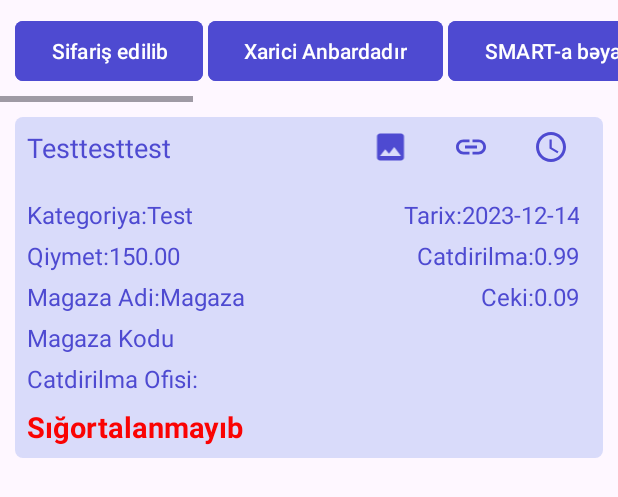
After one commit to ImranMelikov0/Zipex, an Android app: the layout order_item_row.xml on its own in the app's theme, with its tools: preview values and no code run, on a phone screen of 412 x 824 dp. The commit adds this screen. Shown: the top 497 px of the screen. Run offline under Robolectric (Android 15) with nearby library versions, the phone set to English and light mode, and no system bars.

Commit message:
order design ended

```diff
--- /dev/null
+++ b/app/src/main/res/drawable/baseline_access_time_24.xml
@@ -0,0 +1,6 @@
+<vector android:height="24dp" android:tint="#4E4AD1"
+    android:viewportHeight="24" android:viewportWidth="24"
+    android:width="24dp" xmlns:android="http://schemas.android.com/apk/res/android">
+    <path android:fillColor="@android:color/white" android:pathData="M11.99,2C6.47,2 2,6.48 2,12s4.47,10 9.99,10C17.52,22 22,17.52 22,12S17.52,2 11.99,2zM12,20c-4.42,0 -8,-3.58 -8,-8s3.58,-8 8,-8 8,3.58 8,8 -3.58,8 -8,8z"/>
+    <path android:fillColor="@android:color/white" android:pathData="M12.5,7H11v6l5.25,3.15 0.75,-1.23 -4.5,-2.67z"/>
+</vector>
--- /dev/null
+++ b/app/src/main/res/drawable/baseline_image_24.xml
@@ -0,0 +1,5 @@
+<vector android:height="24dp" android:tint="#4E4AD1"
+    android:viewportHeight="24" android:viewportWidth="24"
+    android:width="24dp" xmlns:android="http://schemas.android.com/apk/res/android">
+    <path android:fillColor="@android:color/white" android:pathData="M21,19V5c0,-1.1 -0.9,-2 -2,-2H5c-1.1,0 -2,0.9 -2,2v14c0,1.1 0.9,2 2,2h14c1.1,0 2,-0.9 2,-2zM8.5,13.5l2.5,3.01L14.5,12l4.5,6H5l3.5,-4.5z"/>
+</vector>
--- /dev/null
+++ b/app/src/main/res/drawable/baseline_link.xml
@@ -0,0 +1,5 @@
+<vector android:height="24dp" android:tint="#4E4AD1"
+    android:viewportHeight="24" android:viewportWidth="24"
+    android:width="24dp" xmlns:android="http://schemas.android.com/apk/res/android">
+    <path android:fillColor="@android:color/white" android:pathData="M3.9,12c0,-1.71 1.39,-3.1 3.1,-3.1h4L11,7L7,7c-2.76,0 -5,2.24 -5,5s2.24,5 5,5h4v-1.9L7,15.1c-1.71,0 -3.1,-1.39 -3.1,-3.1zM8,13h8v-2L8,11v2zM17,7h-4v1.9h4c1.71,0 3.1,1.39 3.1,3.1s-1.39,3.1 -3.1,3.1h-4L13,17h4c2.76,0 5,-2.24 5,-5s-2.24,-5 -5,-5z"/>
+</vector>
--- /dev/null
+++ b/app/src/main/res/drawable/baseline_local_phone_28.xml
@@ -0,0 +1,5 @@
+<vector android:height="28dp" android:tint="#4E4AD1"
+    android:viewportHeight="24" android:viewportWidth="24"
+    android:width="28dp" xmlns:android="http://schemas.android.com/apk/res/android">
+    <path android:fillColor="@android:color/white" android:pathData="M6.62,10.79c1.44,2.83 3.76,5.14 6.59,6.59l2.2,-2.2c0.27,-0.27 0.67,-0.36 1.02,-0.24 1.12,0.37 2.33,0.57 3.57,0.57 0.55,0 1,0.45 1,1V20c0,0.55 -0.45,1 -1,1 -9.39,0 -17,-7.61 -17,-17 0,-0.55 0.45,-1 1,-1h3.5c0.55,0 1,0.45 1,1 0,1.25 0.2,2.45 0.57,3.57 0.11,0.35 0.03,0.74 -0.25,1.02l-2.2,2.2z"/>
+</vector>
--- a/app/src/main/res/layout/fragment_home.xml
+++ b/app/src/main/res/layout/fragment_home.xml
@@ -30,6 +30,7 @@
                 android:textStyle="bold"
                 android:textColor="@color/white"/>
             <ImageView
+                android:id="@+id/home_notification"
                 android:layout_width="wrap_content"
                 android:layout_height="wrap_content"
                 android:layout_gravity="right"
@@ -37,6 +38,7 @@
                 android:src="@drawable/baseline_notifications_24"
                 />
             <ImageView
+                android:id="@+id/home_menu"
                 android:layout_width="wrap_content"
                 android:layout_height="wrap_content"
                 android:layout_gravity="left"
@@ -70,7 +72,7 @@
                 android:layout_marginLeft="19dp"
                 android:layout_width="wrap_content"
                 android:layout_height="wrap_content"
-                android:text="ID : Movcud deyil"
+                android:text="ID : Mövcud deyil"
                 android:textStyle="bold"
                 android:fontFamily="@font/font"
                 android:textColor="#4E4AD1"
@@ -85,6 +87,7 @@
                 android:layout_marginRight="19dp">
 
                 <LinearLayout
+                    android:id="@+id/home_bonus"
                     android:layout_width="0dp"
                     android:layout_height="wrap_content"
                     android:layout_weight="1"
@@ -113,6 +116,7 @@
                 </LinearLayout>
 
                 <LinearLayout
+                    android:id="@+id/home_regularorder"
                     android:layout_weight="1"
                     android:layout_width="0dp"
                     android:layout_height="wrap_content"
@@ -153,6 +157,7 @@
                 android:layout_marginRight="19dp">
 
                 <LinearLayout
+                    android:id="@+id/home_link"
                     android:layout_width="0dp"
                     android:layout_height="wrap_content"
                     android:layout_weight="1"
@@ -181,6 +186,7 @@
                 </LinearLayout>
 
                 <LinearLayout
+                    android:id="@+id/home_balance"
                     android:layout_weight="1"
                     android:layout_width="0dp"
                     android:layout_height="wrap_content"
@@ -223,6 +229,7 @@
                 android:layout_marginRight="19dp">
 
                 <LinearLayout
+                    android:id="@+id/home_order"
                     android:layout_width="0dp"
                     android:layout_height="wrap_content"
                     android:layout_weight="1"
@@ -251,6 +258,7 @@
                 </LinearLayout>
 
                 <LinearLayout
+                    android:id="@+id/home_location"
                     android:layout_weight="1"
                     android:layout_width="0dp"
                     android:layout_height="wrap_content"
@@ -292,6 +300,7 @@
                 android:layout_marginRight="19dp">
 
                 <LinearLayout
+                    android:id="@+id/home_tariff"
                     android:layout_width="0dp"
                     android:layout_height="wrap_content"
                     android:layout_weight="1"
@@ -320,6 +329,7 @@
                 </LinearLayout>
 
                 <LinearLayout
+                    android:id="@+id/home_courier"
                     android:layout_weight="1"
                     android:layout_width="0dp"
                     android:layout_height="wrap_content"
@@ -361,6 +371,7 @@
                 android:layout_marginRight="19dp">
 
                 <LinearLayout
+                    android:id="@+id/home_service"
                     android:layout_width="0dp"
                     android:layout_height="wrap_content"
                     android:layout_weight="1"
@@ -389,6 +400,7 @@
                 </LinearLayout>
 
                 <LinearLayout
+                    android:id="@+id/home_contact"
                     android:layout_weight="1"
                     android:layout_width="0dp"
                     android:layout_height="wrap_content"
@@ -403,7 +415,7 @@
                         android:layout_marginBottom="10dp"
                         android:layout_width="match_parent"
                         android:layout_height="wrap_content"
-                        android:src="@drawable/baseline_local_phone_24"
+                        android:src="@drawable/baseline_local_phone_28"
 
                         />
                     <TextView
@@ -509,16 +521,18 @@
 
         </LinearLayout>
     </ScrollView>
+
     <Button
-        android:layout_alignParentBottom="true"
-        android:layout_alignParentEnd="true"
-        android:layout_marginBottom="90dp"
-        android:layout_marginRight="15dp"
+        android:id="@+id/whatsapp"
         android:layout_width="wrap_content"
         android:layout_height="wrap_content"
-        android:text="WhatsApp"
+        android:layout_alignParentEnd="true"
+        android:layout_alignParentBottom="true"
+        android:layout_marginRight="15dp"
+        android:layout_marginBottom="90dp"
+        android:backgroundTint="#21980D"
         android:drawableLeft="@drawable/baseline_local_phone_24"
-        android:backgroundTint="#21980D">
+        android:text="WhatsApp">
 
     </Button>
 
--- a/app/src/main/res/layout/fragment_order.xml
+++ b/app/src/main/res/layout/fragment_order.xml
@@ -27,5 +27,9 @@
 
         </androidx.appcompat.widget.Toolbar>
     </com.google.android.material.appbar.AppBarLayout>
+    <androidx.recyclerview.widget.RecyclerView
+        android:layout_width="match_parent"
+        android:layout_height="0dp"
+        android:id="@+id/orderRecyclerView"/>
 
 </FrameLayout>
--- /dev/null
+++ b/app/src/main/res/layout/order_item_row.xml
@@ -0,0 +1,274 @@
+<?xml version="1.0" encoding="utf-8"?>
+<LinearLayout
+    xmlns:android="http://schemas.android.com/apk/res/android"
+    xmlns:app="http://schemas.android.com/apk/res-auto"
+    android:layout_width="match_parent"
+    android:layout_height="wrap_content"
+    android:orientation="vertical"
+    >
+    <HorizontalScrollView
+        android:layout_width="match_parent"
+        android:layout_height="wrap_content"
+        android:layout_weight="1">
+        <LinearLayout
+            android:layout_width="match_parent"
+            android:layout_margin="10dp"
+            android:orientation="horizontal"
+            android:layout_height="wrap_content">
+
+            <Button
+                android:id="@+id/order_sifaris"
+                android:layout_width="match_parent"
+                android:layout_height="wrap_content"
+                android:layout_marginRight="3dp"
+                android:layout_weight="1"
+                android:backgroundTint="@color/primary"
+                android:text="Sifariş edilib"
+                app:cornerRadius="5dp" />
+
+            <Button
+                android:id="@+id/order_anbar"
+                android:layout_width="match_parent"
+                android:layout_height="wrap_content"
+                android:layout_marginRight="3dp"
+                android:layout_weight="1"
+                android:backgroundTint="@color/primary"
+                android:text="Xarici Anbardadır"
+                app:cornerRadius="5dp" />
+            <Button
+                android:id="@+id/order_smartbeyangozleyir"
+                android:text="SMART-a bəyan gözləyir"
+                android:backgroundTint="@color/primary"
+                android:layout_weight="1"
+                app:cornerRadius="5dp"
+                android:layout_marginRight="3dp"
+                android:layout_width="match_parent"
+                android:layout_height="wrap_content"/>
+            <Button
+                android:id="@+id/order_smartbeyanedilib"
+                android:text="SMART-a bəyan edilib"
+                android:backgroundTint="@color/primary"
+                android:layout_weight="1"
+                app:cornerRadius="5dp"
+                android:layout_marginRight="3dp"
+                android:layout_width="match_parent"
+                android:layout_height="wrap_content"/>
+            <Button
+                android:id="@+id/order_yol"
+                android:text="Yola düşüb"
+                android:backgroundTint="@color/primary"
+                android:layout_weight="1"
+                app:cornerRadius="5dp"
+                android:layout_marginRight="3dp"
+                android:layout_width="match_parent"
+                android:layout_height="wrap_content"/>
+
+            <Button
+                android:id="@+id/order_gomruk"
+                android:layout_width="match_parent"
+                android:layout_height="wrap_content"
+                android:layout_marginRight="3dp"
+                android:layout_weight="1"
+                android:backgroundTint="@color/primary"
+                android:text="Gömrük yoxlaması"
+                app:cornerRadius="5dp" />
+            <Button
+                android:id="@+id/order_cesidleme"
+                android:text="Çeşidləmə"
+                android:backgroundTint="@color/primary"
+                android:layout_weight="1"
+                app:cornerRadius="5dp"
+                android:layout_marginRight="3dp"
+                android:layout_width="match_parent"
+                android:layout_height="wrap_content"/>
+            <Button
+                android:id="@+id/order_catib"
+                android:text="Çatıb"
+                android:backgroundTint="@color/primary"
+                android:layout_weight="1"
+                app:cornerRadius="5dp"
+                android:layout_marginRight="3dp"
+                android:layout_width="match_parent"
+                android:layout_height="wrap_content"/>
+            <Button
+                android:id="@+id/order_tehvil"
+                android:text="Təhvil verilib"
+                android:backgroundTint="@color/primary"
+                android:layout_weight="1"
+                app:cornerRadius="5dp"
+                android:layout_width="match_parent"
+                android:layout_height="wrap_content"/>
+        </LinearLayout>
+    </HorizontalScrollView>
+
+    <LinearLayout
+        android:layout_margin="10dp"
+        android:layout_width="match_parent"
+        android:layout_height="wrap_content"
+        android:layout_weight="1"
+        android:orientation="vertical"
+        android:background="@drawable/shape_items"
+        android:backgroundTint="@color/openblue"
+        >
+        <LinearLayout
+            android:layout_margin="8dp"
+            android:layout_width="match_parent"
+            android:layout_height="wrap_content"
+            android:orientation="horizontal"
+            android:layout_weight="1">
+            <TextView
+                android:layout_weight="1"
+                android:layout_width="match_parent"
+                android:textAlignment="textStart"
+                android:layout_height="wrap_content"
+                android:textSize="18dp"
+                android:textColor="@color/primary"
+                android:text="Testtesttest"/>
+            <ImageView
+                android:id="@+id/order_item_image"
+                android:layout_weight="2"
+                android:layout_width="match_parent"
+                android:layout_height="wrap_content"
+                android:src="@drawable/baseline_image_24"/>
+            <ImageView
+                android:id="@+id/order_item_linkDetails"
+                android:layout_weight="2"
+                android:layout_width="match_parent"
+                android:layout_height="wrap_content"
+                android:src="@drawable/baseline_link"/>
+            <ImageView
+                android:id="@+id/order_item_timeHistory"
+                android:layout_weight="2"
+                android:layout_width="match_parent"
+                android:layout_height="wrap_content"
+                android:src="@drawable/baseline_access_time_24"/>
+        </LinearLayout>
+        <LinearLayout
+            android:layout_margin="8dp"
+            android:layout_width="match_parent"
+            android:layout_height="wrap_content"
+            android:layout_weight="1"
+            android:orientation="vertical">
+
+            <LinearLayout
+                android:layout_marginTop="5dp"
+                android:layout_width="match_parent"
+                android:layout_height="wrap_content"
+                android:orientation="horizontal"
+                android:layout_weight="1">
+                <TextView
+                    android:layout_weight="1"
+                    android:layout_width="match_parent"
+                    android:layout_height="wrap_content"
+                    android:text="Kategoriya:Test"
+                    android:textSize="16dp"
+                    android:textColor="@color/primary"/>
+                <TextView
+                    android:textColor="@color/primary"
+                    android:layout_weight="1"
+                    android:layout_width="match_parent"
+                    android:layout_height="wrap_content"
+                    android:textAlignment="textEnd"
+                    android:layout_marginRight="8dp"
+                    android:textSize="16dp"
+                    android:text="Tarix:2023-12-14"/>
+            </LinearLayout>
+            <LinearLayout
+                android:layout_width="match_parent"
+                android:layout_height="wrap_content"
+                android:orientation="horizontal"
+                android:layout_marginTop="5dp"
+                android:layout_weight="1">
+                <TextView
+                    android:layout_weight="1"
+                    android:textColor="@color/primary"
+                    android:layout_width="match_parent"
+                    android:layout_height="wrap_content"
+                    android:textSize="16dp"
+                    android:text="Qiymet:150.00"/>
+                <TextView
+                    android:layout_weight="1"
+                    android:layout_width="match_parent"
+                    android:layout_height="wrap_content"
+                    android:text="Catdirilma:0.99"
+                    android:textSize="16dp"
+                    android:layout_marginRight="8dp"
+                    android:textColor="@color/primary"
+                    android:textAlignment="textEnd"/>
+            </LinearLayout>
+            <LinearLayout
+                android:layout_width="match_parent"
+                android:layout_height="wrap_content"
+                android:orientation="horizontal"
+                android:layout_marginTop="5dp"
+                android:layout_weight="1">
+                <TextView
+                    android:layout_weight="1"
+                    android:textSize="16dp"
+                    android:layout_width="match_parent"
+                    android:layout_height="wrap_content"
+                    android:text="Magaza Adi:Magaza"
+                    android:textColor="@color/primary"/>
+                <TextView
+                    android:layout_weight="1"
+                    android:textSize="16dp"
+                    android:layout_width="match_parent"
+                    android:layout_height="wrap_content"
+                    android:layout_marginRight="8dp"
+                    android:textAlignment="textEnd"
+                    android:textColor="@color/primary"
+                    android:text="Ceki:0.09"/>
+            </LinearLayout>
+            <LinearLayout
+                android:layout_width="match_parent"
+                android:layout_height="wrap_content"
+                android:orientation="horizontal"
+                android:layout_marginTop="5dp"
+                android:layout_weight="1">
+                <TextView
+                    android:layout_weight="1"
+                    android:textSize="16dp"
+                    android:layout_width="match_parent"
+                    android:layout_height="wrap_content"
+                    android:textColor="@color/primary"
+                    android:text="Magaza Kodu"/>
+            </LinearLayout>
+            <LinearLayout
+                android:layout_marginTop="5dp"
+                android:layout_width="match_parent"
+                android:layout_height="wrap_content"
+                android:orientation="horizontal"
+                android:layout_weight="1">
+                <TextView
+                    android:layout_weight="1"
+                    android:textSize="16dp"
+                    android:layout_width="match_parent"
+                    android:layout_height="wrap_content"
+                    android:text="Catdirilma Ofisi:"
+                    android:textColor="@color/primary"/>
+
+            </LinearLayout>
+            <LinearLayout
+                android:layout_marginTop="8dp"
+                android:layout_width="match_parent"
+                android:layout_height="wrap_content"
+                android:orientation="horizontal"
+                android:layout_weight="1">
+                <TextView
+                    android:layout_weight="1"
+                    android:layout_width="match_parent"
+                    android:layout_height="wrap_content"
+                    android:text="Sığortalanmayıb"
+                    android:textSize="19dp"
+                    android:textStyle="bold"
+                    android:textColor="#FA0303"/>
+
+            </LinearLayout>
+        </LinearLayout>
+
+
+    </LinearLayout>
+
+
+
+</LinearLayout>
--- a/app/src/main/res/values/colors.xml
+++ b/app/src/main/res/values/colors.xml
@@ -3,4 +3,5 @@
     <color name="black">#FF000000</color>
     <color name="white">#FFFFFFFF</color>
     <color name="openblue">#D9DBFA</color>
+    <color name="primary">#4E4AD1</color>
 </resources>
```
